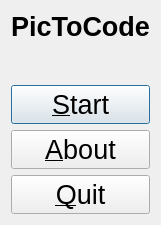
First picture: the form in Tools/ToolPicToCode/qtpictocodemenudialog.ui, repository richelbilderbeek/ProjectRichelBilderbeek, before the edit.
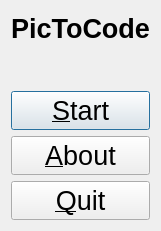
Second picture: the form after the edit. Icons and pictures are not drawn.

```diff
--- a/Tools/ToolPicToCode/qtpictocodemenudialog.ui
+++ b/Tools/ToolPicToCode/qtpictocodemenudialog.ui
@@ -6,8 +6,8 @@
    <rect>
     <x>0</x>
     <y>0</y>
-    <width>151</width>
-    <height>210</height>
+    <width>154</width>
+    <height>231</height>
    </rect>
   </property>
   <property name="font">
```
Left out of the diff: 10 changed lines with no effect on the pictures.
